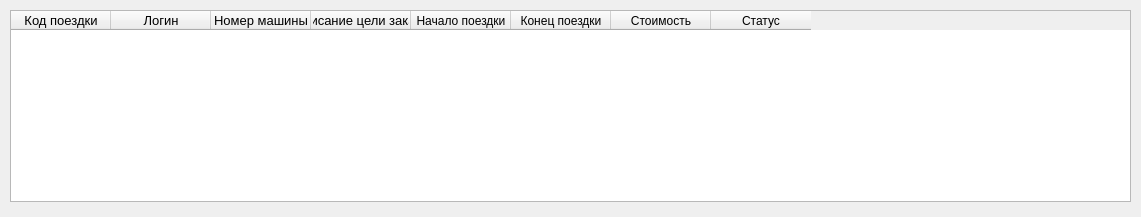
Qt form ReceiptWindow.ui (EgLeVor/Course) before a commit.
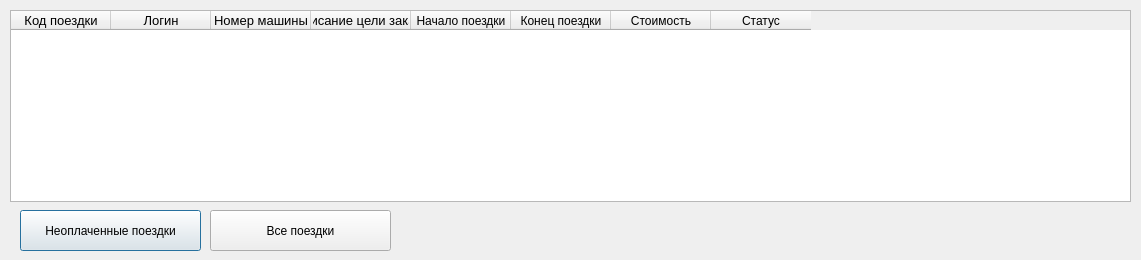
The same form after that commit.

Diff of the .ui file:
```diff
--- a/ReceiptWindow.ui
+++ b/ReceiptWindow.ui
@@ -7,7 +7,7 @@
     <x>0</x>
     <y>0</y>
     <width>1141</width>
-    <height>217</height>
+    <height>260</height>
    </rect>
   </property>
   <property name="windowTitle">
@@ -86,6 +86,32 @@
     </property>
    </column>
   </widget>
+  <widget class="QPushButton" name="false_btn">
+   <property name="geometry">
+    <rect>
+     <x>20</x>
+     <y>210</y>
+     <width>181</width>
+     <height>41</height>
+    </rect>
+   </property>
+   <property name="text">
+    <string>Неоплаченные поездки</string>
+   </property>
+  </widget>
+  <widget class="QPushButton" name="all_btn">
+   <property name="geometry">
+    <rect>
+     <x>210</x>
+     <y>210</y>
+     <width>181</width>
+     <height>41</height>
+    </rect>
+   </property>
+   <property name="text">
+    <string>Все поездки</string>
+   </property>
+  </widget>
  </widget>
  <resources/>
  <connections/>
```
